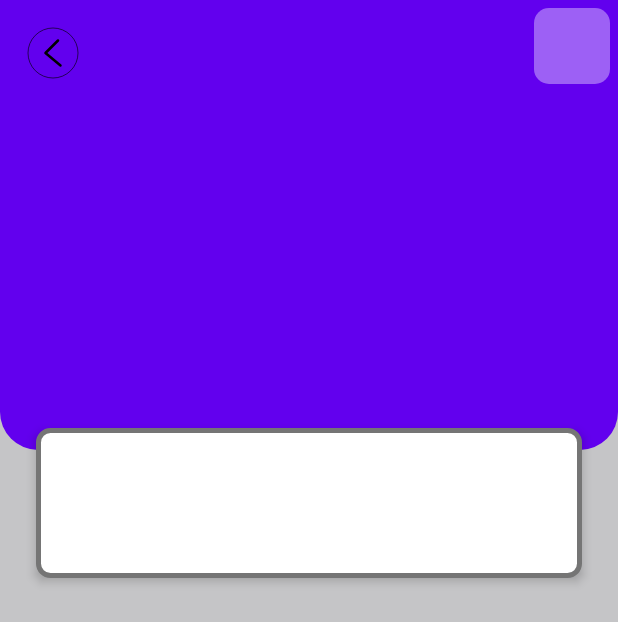
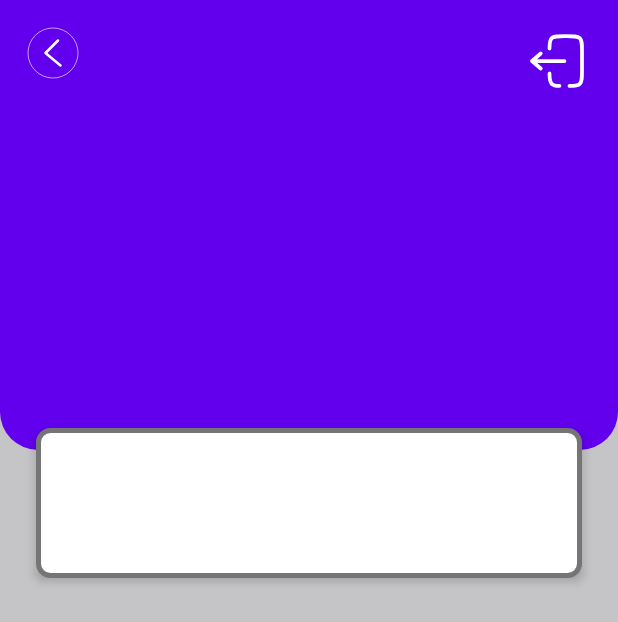
Before and after one commit to AlixAPCarmo/DAMA, an Android app: the layout activity_celestial.xml on its own in the app's theme, with its tools: preview values and no code run, on a phone screen of 412 x 824 dp. Shown: the top 622 px of the screen. Run offline under Robolectric (Android 15) with nearby library versions, the phone set to English and light mode, and no system bars.

Commit message:
update to ui

```diff
--- a/app/src/main/java/pt/ipt/DAMA/ui/views/ListActivity.kt
+++ b/app/src/main/java/pt/ipt/DAMA/ui/views/ListActivity.kt
@@ -85,6 +85,7 @@ class ListActivity : AppCompatActivity() {
         if (!MyCookieJar(this).isUserLoggedIn()) {
             searchBarLayout = findViewById(R.id.search_bar_layout)
             searchBarLayout.visibility = LinearLayout.GONE
+            btnLogout.setImageResource(R.drawable.login_icon)
         } else {
             searchInput = findViewById(R.id.search_input)
             searchButton = findViewById(R.id.search_button)
--- a/app/src/main/java/pt/ipt/DAMA/ui/views/MainActivity.kt
+++ b/app/src/main/java/pt/ipt/DAMA/ui/views/MainActivity.kt
@@ -72,7 +72,7 @@ class MainActivity : ComponentActivity() {
 
         // Set up skip button click listener
         skipButton.setOnClickListener {
-            val intent = Intent(this, ListActivity::class.java)
+            val intent = Intent(this, ArActivity::class.java)
             startActivity(intent)
         }
 
--- a/app/src/main/res/layout/activity_aboutus.xml
+++ b/app/src/main/res/layout/activity_aboutus.xml
@@ -36,6 +36,7 @@
             android:layout_marginTop="15dp"
             android:src="@drawable/ic_back"
             android:contentDescription="@string/back_button"
+            android:background="@android:color/transparent"
             android:layout_alignParentStart="true"
             android:layout_alignParentTop="true"
             app:tint="@android:color/white"
--- a/app/src/main/res/layout/activity_celestial.xml
+++ b/app/src/main/res/layout/activity_celestial.xml
@@ -36,6 +36,7 @@
             android:src="@drawable/ic_back"
             android:contentDescription="@string/back_button"
             android:background="@android:color/transparent"
+            app:tint="@android:color/white"
             android:layout_alignParentStart="true"
             android:layout_alignParentTop="true"
             style="@style/imgButtonAR"/>
@@ -78,26 +79,27 @@
                 android:textSize="14sp" />
         </LinearLayout>
 
-        <!-- Constraint Layout containing Image Button -->
+        <!-- Constraint Layout containing Logout Button -->
         <androidx.constraintlayout.widget.ConstraintLayout
             android:layout_width="wrap_content"
             android:layout_height="wrap_content"
-            android:layout_marginTop="5dp"
-            android:layout_marginEnd="5dp"
-            android:background="@drawable/rounded_corners"
-            android:padding="5dp"
             android:layout_alignParentEnd="true"
-            android:layout_alignParentTop="true">
+            android:layout_alignParentTop="true"
+            android:layout_marginEnd="15dp"
+            android:layout_marginTop="15dp"
+            android:padding="5dp">
 
             <ImageButton
                 android:id="@+id/logout_button"
-                style="@style/imgButtonAR"
+                android:layout_height="wrap_content"
+                android:layout_width="wrap_content"
+                app:tint="@android:color/white"
                 android:contentDescription="@string/logout"
+                android:background="@android:color/transparent"
+                android:src="@drawable/logout_icon"
                 app:layout_constraintBottom_toBottomOf="parent"
-                android:background="@android:color/transparent"
                 app:layout_constraintEnd_toEndOf="parent"
-                app:layout_constraintTop_toTopOf="parent"
-                />
+                app:layout_constraintTop_toTopOf="parent" />
 
         </androidx.constraintlayout.widget.ConstraintLayout>
 
--- a/app/src/main/res/layout/activity_list.xml
+++ b/app/src/main/res/layout/activity_list.xml
@@ -123,6 +123,7 @@
         android:src="@drawable/logout_icon"
         app:layout_constraintTop_toTopOf="parent"
         android:background="@android:color/transparent"
+        app:tint="@android:color/white"
         app:layout_constraintEnd_toEndOf="parent"
         android:layout_marginTop="15dp"
         android:layout_marginEnd="15dp" />
--- a/app/src/main/res/layout/activity_main.xml
+++ b/app/src/main/res/layout/activity_main.xml
@@ -1,5 +1,6 @@
 <?xml version="1.0" encoding="utf-8"?>
 <RelativeLayout xmlns:android="http://schemas.android.com/apk/res/android"
+    xmlns:app="http://schemas.android.com/apk/res-auto"
     xmlns:tools="http://schemas.android.com/tools"
     android:layout_width="match_parent"
     android:layout_height="match_parent"
@@ -112,7 +113,8 @@
         android:background="@android:color/transparent"
         android:contentDescription="@string/about_us_button"
         android:layout_alignParentTop="true"
-        android:layout_alignParentEnd="true"/>
+        android:layout_alignParentEnd="true"
+        app:tint="@color/white" />
 
 
 
```
Also changed, not shown: app/src/main/java/pt/ipt/DAMA/ui/views/CelestialActivity.kt (+13 -3 lines), app/src/main/res/layout/activity_login.xml (+8 -6 lines), app/src/main/res/layout/activity_register.xml (+4 -4 lines).
